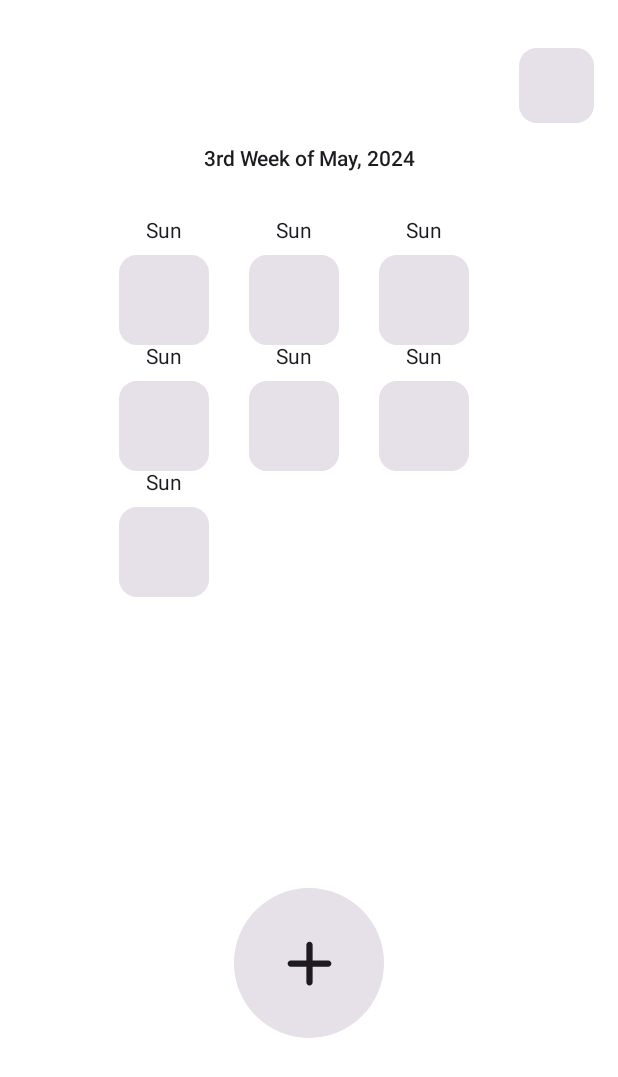
After one commit to 5bounties/5bounties-Trufriend-FE, an Android app built with Jetpack Compose: the @Preview function TrackerScreen, on a phone screen of 412 x 824 dp. The commit adds this screen. Shown: the top 1077 px of the screen. Run offline under Robolectric (Android 15) with nearby library versions, the phone set to English and light mode, and no system bars.

Commit message:
add: Slicing TrackerScreen

```diff
--- a/app/src/main/java/com/vbounties/trufriend/features/presentation/navigation/Navigation.kt
+++ b/app/src/main/java/com/vbounties/trufriend/features/presentation/navigation/Navigation.kt
@@ -2,5 +2,8 @@ package com.vbounties.trufriend.features.presentation.navigation
 
 sealed class Navigation(route: String) {
     object Home : Navigation("home")
+    object Learn: Navigation("learn")
+    object LearnDetail : Navigation("learnDetail")
+    object Tracker : Navigation("tracker")
     object Test : Navigation("test")
 }
--- /dev/null
+++ b/app/src/main/java/com/vbounties/trufriend/features/presentation/screen/tracker_screen/CalendarWidget.kt
@@ -0,0 +1,37 @@
+package com.vbounties.trufriend.features.presentation.screen.tracker_screen
+
+import androidx.compose.foundation.layout.Box
+import androidx.compose.foundation.layout.Column
+import androidx.compose.foundation.layout.Spacer
+import androidx.compose.foundation.layout.padding
+import androidx.compose.foundation.layout.size
+import androidx.compose.foundation.lazy.grid.GridCells
+import androidx.compose.foundation.lazy.grid.LazyHorizontalGrid
+import androidx.compose.foundation.lazy.grid.LazyVerticalGrid
+import androidx.compose.material3.Card
+import androidx.compose.material3.Text
+import androidx.compose.runtime.Composable
+import androidx.compose.ui.Alignment
+import androidx.compose.ui.Modifier
+import androidx.compose.ui.tooling.preview.Preview
+import androidx.compose.ui.unit.dp
+
+@Composable
+@Preview
+fun CalendarWidget(){
+    LazyVerticalGrid(columns = GridCells.Fixed(3), modifier = Modifier.size(260.dp)) {
+        items(7){
+            DayWidget()
+        }
+    }
+}
+
+@Composable
+@Preview
+fun DayWidget(){
+    Column(horizontalAlignment = Alignment.CenterHorizontally) {
+        Text(text = "Sun")
+        Spacer(modifier = Modifier.padding(4.dp))
+        Card(modifier = Modifier.size(60.dp)){}
+    }
+}
--- /dev/null
+++ b/app/src/main/java/com/vbounties/trufriend/features/presentation/screen/tracker_screen/TrackerScreen.kt
@@ -0,0 +1,98 @@
+package com.vbounties.trufriend.features.presentation.screen.tracker_screen
+
+import android.annotation.SuppressLint
+import androidx.compose.foundation.background
+import androidx.compose.foundation.clickable
+import androidx.compose.foundation.layout.Arrangement
+import androidx.compose.foundation.layout.Box
+import androidx.compose.foundation.layout.Column
+import androidx.compose.foundation.layout.Row
+import androidx.compose.foundation.layout.Spacer
+import androidx.compose.foundation.layout.fillMaxHeight
+import androidx.compose.foundation.layout.fillMaxSize
+import androidx.compose.foundation.layout.fillMaxWidth
+import androidx.compose.foundation.layout.height
+import androidx.compose.foundation.layout.padding
+import androidx.compose.foundation.layout.size
+import androidx.compose.foundation.layout.width
+import androidx.compose.foundation.lazy.LazyRow
+import androidx.compose.foundation.shape.CircleShape
+import androidx.compose.material.icons.Icons
+import androidx.compose.material.icons.rounded.Add
+import androidx.compose.material3.Card
+import androidx.compose.material3.FabPosition
+import androidx.compose.material3.Icon
+import androidx.compose.material3.Scaffold
+import androidx.compose.material3.Text
+import androidx.compose.runtime.Composable
+import androidx.compose.runtime.LaunchedEffect
+import androidx.compose.runtime.mutableStateOf
+import androidx.compose.runtime.remember
+import androidx.compose.ui.Alignment
+import androidx.compose.ui.Modifier
+import androidx.compose.ui.draw.clip
+import androidx.compose.ui.graphics.Color
+import androidx.compose.ui.text.font.FontWeight
+import androidx.compose.ui.tooling.preview.Preview
+import androidx.compose.ui.unit.dp
+
+@SuppressLint("UnusedMaterial3ScaffoldPaddingParameter")
+@Composable
+@Preview
+fun TrackerScreen(){
+    val isClicked = remember { mutableStateOf(false) }
+    Scaffold(
+        content = {
+            Box(modifier = Modifier
+                .fillMaxSize()
+                .background(Color.White)){
+                Column(modifier = Modifier
+                    .fillMaxSize()
+                    .padding(horizontal = 16.dp),
+                    horizontalAlignment = Alignment.CenterHorizontally
+                ) {
+                    Spacer(modifier = Modifier.height(32.dp))
+                    Row(modifier = Modifier.fillMaxWidth(), horizontalArrangement = Arrangement.End) {
+                        Card(modifier = Modifier.size(50.dp)){}
+                    }
+                    Spacer(modifier = Modifier.height(16.dp))
+                    Text(text = "3rd Week of May, 2024", fontWeight = FontWeight.SemiBold)
+                    Spacer(modifier = Modifier.height(32.dp))
+                    LazyRow(modifier = Modifier
+                        .fillMaxWidth()
+                        .height(260.dp)) {
+                        items(4){
+                            Spacer(modifier = Modifier.width(50.dp))
+                            CalendarWidget()
+                            Spacer(modifier = Modifier.width(50.dp))
+                        }
+                    }
+                }
+            }
+        },
+        floatingActionButton = {
+            Box(modifier = Modifier
+                .fillMaxWidth()
+                .height(300.dp)
+                .padding(bottom = 32.dp),
+                contentAlignment = Alignment.Center
+            ){
+                if(isClicked.value){
+                    OrbitWidget()
+                }
+                Card(modifier = Modifier
+                    .size(100.dp)
+                    .clip(CircleShape)) {
+                    Box(modifier = Modifier
+                        .fillMaxSize()
+                        .clickable {
+                            isClicked.value = !isClicked.value
+                        }, contentAlignment = Alignment.Center) {
+                        Icon(imageVector = Icons.Rounded.Add, contentDescription = "add", modifier = Modifier.size(50.dp))
+                    }
+                }
+            }
+        },
+        floatingActionButtonPosition = FabPosition.Center
+    )
+}
```
Also changed, not shown: app/src/main/java/com/vbounties/trufriend/features/presentation/screen/tracker_screen/OrbitWidget.kt (added, +65 -0 lines).
